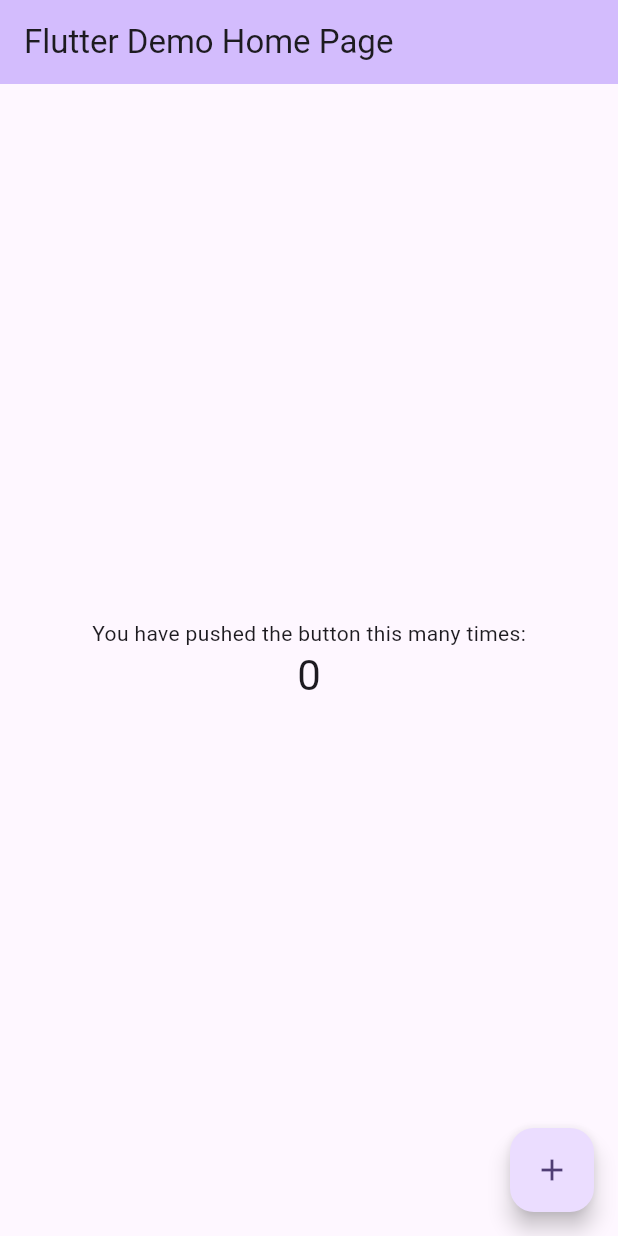
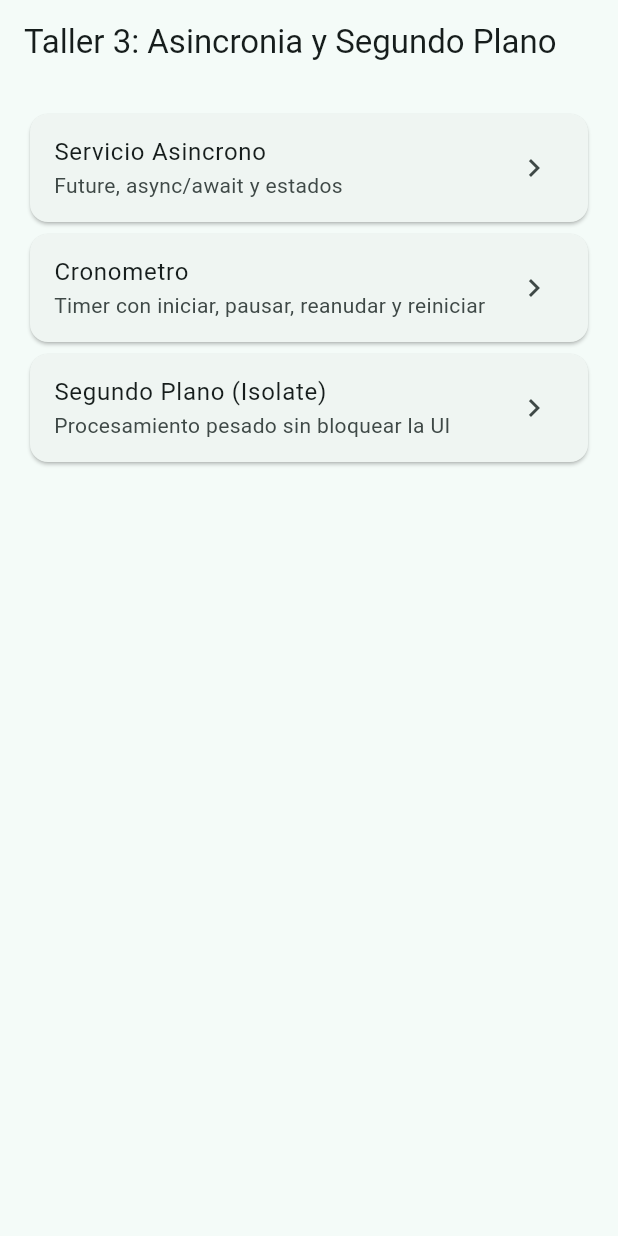
Before and after one commit to Moon345x/Taller-3-Asincronia, a Flutter app: the screen it shows after launch, on a phone screen of 412 x 824 dp. Run offline on Flutter 3.47's test engine with Material 3 defaults, Android fonts, the phone set to English and light mode, and no system bars.

Commit message:
chore: scaffold arquitectura modular base (services, logic, views)

```diff
--- /dev/null
+++ b/taller_asincronia/lib/logic/async/async_demo_controller.dart
@@ -0,0 +1,3 @@
+class AsyncDemoController {
+  // Estado y flujos asincronos en siguiente commit.
+}
--- /dev/null
+++ b/taller_asincronia/lib/logic/isolate/isolate_controller.dart
@@ -0,0 +1,3 @@
+class IsolateController {
+  // Comunicacion por puertos e isolate en siguiente commit.
+}
--- /dev/null
+++ b/taller_asincronia/lib/logic/timer/stopwatch_controller.dart
@@ -0,0 +1,3 @@
+class StopwatchController {
+  // Timer y control de ciclo de vida en siguiente commit.
+}
--- a/taller_asincronia/lib/main.dart
+++ b/taller_asincronia/lib/main.dart
@@ -1,122 +1,30 @@
 import 'package:flutter/material.dart';
+import 'package:taller_asincronia/views/async/async_demo_view.dart';
+import 'package:taller_asincronia/views/home/taller_home_view.dart';
+import 'package:taller_asincronia/views/isolate/isolate_demo_view.dart';
+import 'package:taller_asincronia/views/timer/timer_demo_view.dart';
 
 void main() {
-  runApp(const MyApp());
+  runApp(const TallerAsincroniaApp());
 }
 
-class MyApp extends StatelessWidget {
-  const MyApp({super.key});
+class TallerAsincroniaApp extends StatelessWidget {
+  const TallerAsincroniaApp({super.key});
 
-  // This widget is the root of your application.
   @override
   Widget build(BuildContext context) {
     return MaterialApp(
-      title: 'Flutter Demo',
+      title: 'Taller 3 Asincronia',
       theme: ThemeData(
-        // This is the theme of your application.
-        //
-        // TRY THIS: Try running your application with "flutter run". You'll see
-        // the application has a purple toolbar. Then, without quitting the app,
-        // try changing the seedColor in the colorScheme below to Colors.green
-        // and then invoke "hot reload" (save your changes or press the "hot
-        // reload" button in a Flutter-supported IDE, or press "r" if you used
-        // the command line to start the app).
-        //
-        // Notice that the counter didn't reset back to zero; the application
-        // state is not lost during the reload. To reset the state, use hot
-        // restart instead.
-        //
-        // This works for code too, not just values: Most code changes can be
-        // tested with just a hot reload.
-        colorScheme: .fromSeed(seedColor: Colors.deepPurple),
+        colorScheme: ColorScheme.fromSeed(seedColor: Colors.teal),
       ),
-      home: const MyHomePage(title: 'Flutter Demo Home Page'),
+      initialRoute: TallerHomeView.routeName,
+      routes: {
+        TallerHomeView.routeName: (_) => const TallerHomeView(),
+        AsyncDemoView.routeName: (_) => const AsyncDemoView(),
+        TimerDemoView.routeName: (_) => const TimerDemoView(),
+        IsolateDemoView.routeName: (_) => const IsolateDemoView(),
+      },
     );
   }
 }
-
-class MyHomePage extends StatefulWidget {
-  const MyHomePage({super.key, required this.title});
-
-  // This widget is the home page of your application. It is stateful, meaning
-  // that it has a State object (defined below) that contains fields that affect
-  // how it looks.
-
-  // This class is the configuration for the state. It holds the values (in this
-  // case the title) provided by the parent (in this case the App widget) and
-  // used by the build method of the State. Fields in a Widget subclass are
-  // always marked "final".
-
-  final String title;
-
-  @override
-  State<MyHomePage> createState() => _MyHomePageState();
-}
-
-class _MyHomePageState extends State<MyHomePage> {
-  int _counter = 0;
-
-  void _incrementCounter() {
-    setState(() {
-      // This call to setState tells the Flutter framework that something has
-      // changed in this State, which causes it to rerun the build method below
-      // so that the display can reflect the updated values. If we changed
-      // _counter without calling setState(), then the build method would not be
-      // called again, and so nothing would appear to happen.
-      _counter++;
-    });
-  }
-
-  @override
-  Widget build(BuildContext context) {
-    // This method is rerun every time setState is called, for instance as done
-    // by the _incrementCounter method above.
-    //
-    // The Flutter framework has been optimized to make rerunning build methods
-    // fast, so that you can just rebuild anything that needs updating rather
-    // than having to individually change instances of widgets.
-    return Scaffold(
-      appBar: AppBar(
-        // TRY THIS: Try changing the color here to a specific color (to
-        // Colors.amber, perhaps?) and trigger a hot reload to see the AppBar
-        // change color while the other colors stay the same.
-        backgroundColor: Theme.of(context).colorScheme.inversePrimary,
-        // Here we take the value from the MyHomePage object that was created by
-        // the App.build method, and use it to set our appbar title.
-        title: Text(widget.title),
-      ),
-      body: Center(
-        // Center is a layout widget. It takes a single child and positions it
-        // in the middle of the parent.
-        child: Column(
-          // Column is also a layout widget. It takes a list of children and
-          // arranges them vertically. By default, it sizes itself to fit its
-          // children horizontally, and tries to be as tall as its parent.
-          //
-          // Column has various properties to control how it sizes itself and
-          // how it positions its children. Here we use mainAxisAlignment to
-          // center the children vertically; the main axis here is the vertical
-          // axis because Columns are vertical (the cross axis would be
-          // horizontal).
-          //
-          // TRY THIS: Invoke "debug painting" (choose the "Toggle Debug Paint"
-          // action in the IDE, or press "p" in the console), to see the
-          // wireframe for each widget.
-          mainAxisAlignment: .center,
-          children: [
-            const Text('You have pushed the button this many times:'),
-            Text(
-              '$_counter',
-              style: Theme.of(context).textTheme.headlineMedium,
-            ),
-          ],
-        ),
-      ),
-      floatingActionButton: FloatingActionButton(
-        onPressed: _incrementCounter,
-        tooltip: 'Increment',
-        child: const Icon(Icons.add),
-      ),
-    );
-  }
-}
--- /dev/null
+++ b/taller_asincronia/lib/services/async/async_data_service.dart
@@ -0,0 +1,5 @@
+class AsyncDataService {
+  Future<String> fetchData() {
+    throw UnimplementedError('Se implementa en el siguiente commit.');
+  }
+}
--- /dev/null
+++ b/taller_asincronia/lib/services/isolate/heavy_task_service.dart
@@ -0,0 +1,5 @@
+class HeavyTaskService {
+  Future<int> runHeavyTask() {
+    throw UnimplementedError('Se implementa en el siguiente commit.');
+  }
+}
--- /dev/null
+++ b/taller_asincronia/lib/views/async/async_demo_view.dart
@@ -0,0 +1,17 @@
+import 'package:flutter/material.dart';
+
+class AsyncDemoView extends StatelessWidget {
+  const AsyncDemoView({super.key});
+
+  static const routeName = '/async';
+
+  @override
+  Widget build(BuildContext context) {
+    return Scaffold(
+      appBar: AppBar(title: const Text('Servicio Asincrono')),
+      body: const Center(
+        child: Text('Pantalla base lista. Implementacion en siguiente commit.'),
+      ),
+    );
+  }
+}
--- /dev/null
+++ b/taller_asincronia/lib/views/home/taller_home_view.dart
@@ -0,0 +1,58 @@
+import 'package:flutter/material.dart';
+
+class TallerHomeView extends StatelessWidget {
+  const TallerHomeView({super.key});
+
+  static const routeName = '/';
+
+  @override
+  Widget build(BuildContext context) {
+    return Scaffold(
+      appBar: AppBar(title: const Text('Taller 3: Asincronia y Segundo Plano')),
+      body: ListView(
+        padding: const EdgeInsets.all(16),
+        children: [
+          _ModuleTile(
+            title: 'Servicio Asincrono',
+            subtitle: 'Future, async/await y estados',
+            routeName: '/async',
+          ),
+          _ModuleTile(
+            title: 'Cronometro',
+            subtitle: 'Timer con iniciar, pausar, reanudar y reiniciar',
+            routeName: '/timer',
+          ),
+          _ModuleTile(
+            title: 'Segundo Plano (Isolate)',
+            subtitle: 'Procesamiento pesado sin bloquear la UI',
+            routeName: '/isolate',
+          ),
+        ],
+      ),
+    );
+  }
+}
+
+class _ModuleTile extends StatelessWidget {
+  const _ModuleTile({
+    required this.title,
+    required this.subtitle,
+    required this.routeName,
+  });
+
+  final String title;
+  final String subtitle;
+  final String routeName;
+
+  @override
+  Widget build(BuildContext context) {
+    return Card(
+      child: ListTile(
+        title: Text(title),
+        subtitle: Text(subtitle),
+        trailing: const Icon(Icons.chevron_right),
+        onTap: () => Navigator.pushNamed(context, routeName),
+      ),
+    );
+  }
+}
```
Also changed, not shown: taller_asincronia/lib/views/isolate/isolate_demo_view.dart (added, +17 -0 lines), taller_asincronia/lib/views/timer/timer_demo_view.dart (added, +17 -0 lines).
